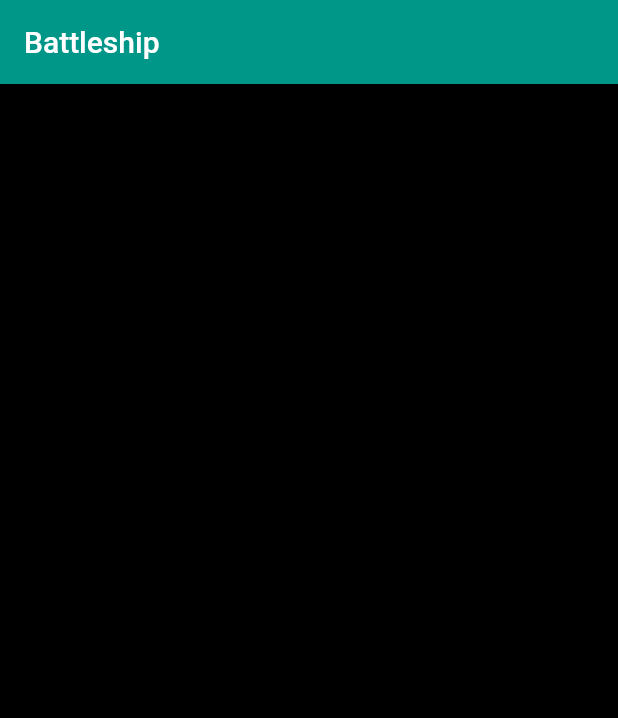
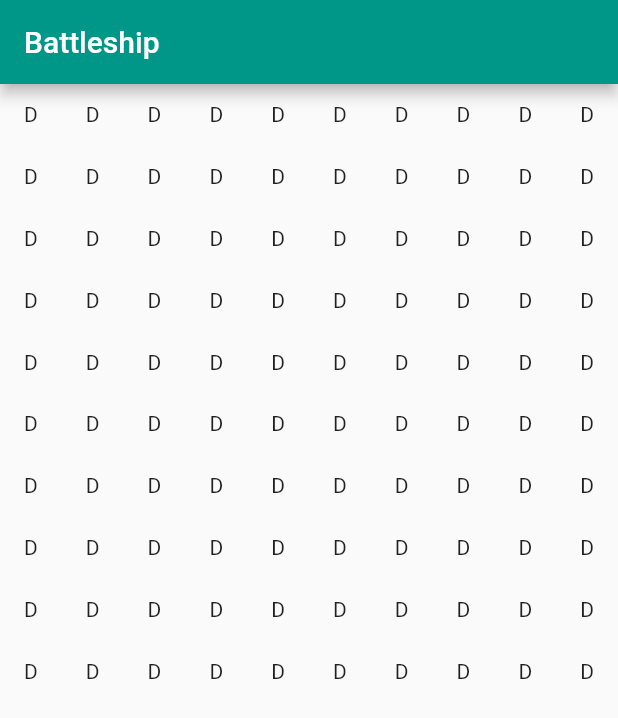
Before and after one commit to Asharma538/battleship, a Flutter app: the screen it shows after launch, on a phone screen of 412 x 824 dp. Shown: the top 718 px of the screen. Run offline on Flutter 3.47's test engine with Material 2 defaults, Android fonts, the phone set to English and light mode, and no system bars.

```diff
--- /dev/null
+++ b/battleship/lib/game.dart
@@ -0,0 +1,25 @@
+import 'package:flutter/material.dart';
+
+class Game extends StatefulWidget {
+  const Game({super.key});
+
+  @override
+  State<Game> createState() => _GameState();
+}
+
+class _GameState extends State<Game> {
+  @override
+  Widget build(BuildContext context) {
+    return Container(
+      // color: Colors.black,
+      child: GridView.count(
+        crossAxisCount: 10,
+        children: List.generate(100, (index) {
+          return Center(
+            child: Text("D"),
+          );
+        }),
+      ),
+    );
+  }
+}
--- a/battleship/lib/main.dart
+++ b/battleship/lib/main.dart
@@ -1,3 +1,4 @@
+import 'package:battleship/game.dart';
 import 'package:flutter/material.dart';
 
 void main(){
@@ -22,9 +23,7 @@ class _MyAppState extends State<MyApp> {
         appBar: AppBar(
           title: Text("Battleship"),
         ),
-        body: Container(
-          color: Colors.black,
-        ),
+        body: Game(),
       ),
     );
   }
```
Also changed, not shown: battleship/pubspec.lock.
